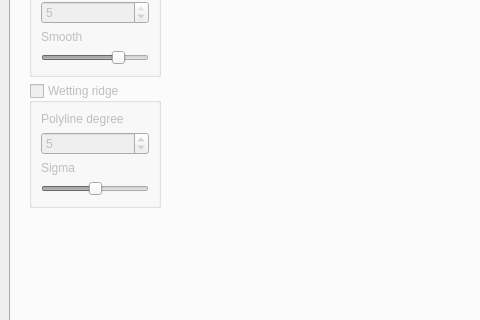
This is pyDSA_gui/design.ui in galaunay/pyDSA_gui as Qt 5 draws it before an edit; both pictures show x 0 to 480 and y 437 to 757 of the 972 by 854 pixel window. The edited form follows.
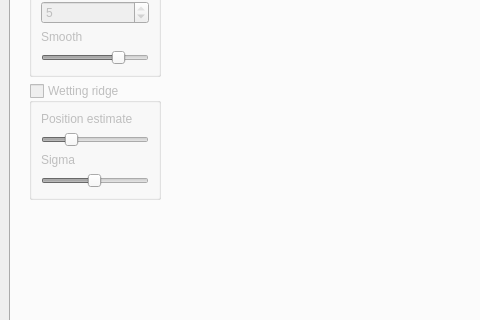
This is the edited form. Custom widgets are drawn as their Qt base class.

Commit message: Made wetting ridge detection work !

```diff
--- a/pyDSA_gui/design.ui
+++ b/pyDSA_gui/design.ui
@@ -1153,12 +1153,12 @@
               <item>
                <widget class="QLabel" name="label_16">
                 <property name="text">
-                 <string>Polyline degree</string>
+                 <string>Position estimate</string>
                 </property>
                </widget>
               </item>
               <item>
-               <widget class="QSpinBox" name="tab3_wetting_ridge_polydeg">
+               <widget class="QSlider" name="tab3_wetting_ridge_pos_estimate">
                 <property name="toolTip">
                  <string>Degree of the spline (up to 5)</string>
                 </property>
@@ -1166,10 +1166,13 @@
                  <number>1</number>
                 </property>
                 <property name="maximum">
-                 <number>50</number>
+                 <number>100</number>
                 </property>
                 <property name="value">
-                 <number>5</number>
+                 <number>25</number>
+                </property>
+                <property name="orientation">
+                 <enum>Qt::Horizontal</enum>
                 </property>
                </widget>
               </item>
@@ -1185,6 +1188,9 @@
                 <property name="toolTip">
                  <string>Smoothiness of the spline</string>
                 </property>
+                <property name="minimum">
+                 <number>1</number>
+                </property>
                 <property name="maximum">
                  <number>100</number>
                 </property>
```
Left out of the diff: 236 changed lines with no effect on the pictures. The commit also changes 3 other files.
